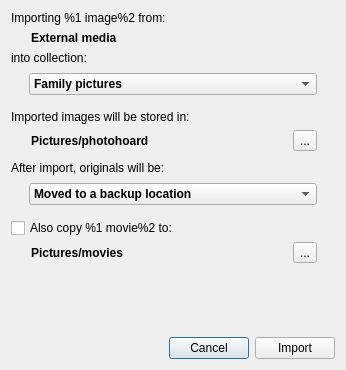
Above: src/ui/ImportExternalDialog.ui from wagenadl/photohoard before the change. Below: the same form after it.
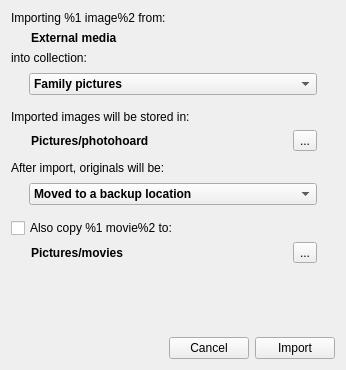
That is the form after the change.

Commit message: ImportExternalDialog now modeless

Diff of the .ui file:
```diff
--- a/src/ui/ImportExternalDialog.ui
+++ b/src/ui/ImportExternalDialog.ui
@@ -1,7 +1,7 @@
 <?xml version="1.0" encoding="UTF-8"?>
 <ui version="4.0">
  <class>ImportExternalDialog</class>
- <widget class="QDialog" name="ImportExternalDialog">
+ <widget class="QWidget" name="ImportExternalDialog">
   <property name="geometry">
    <rect>
     <x>0</x>
```
Left out of the diff: 6 changed lines with no effect on the pictures. The commit also changes 4 other files.
